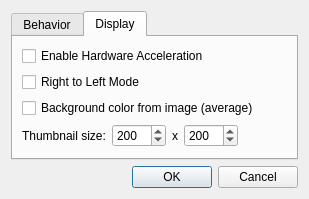
nikola-kocic/KIV, file kiv/src/widgets/settings_dialog.ui: the form before one commit.
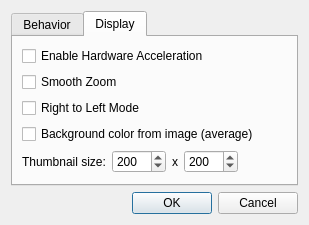
The form after the commit. The open tabs and pages were chosen to show the change.

Commit message: Add settings for zoom filter

What changed in the file:
```diff
--- a/kiv/src/widgets/settings_dialog.ui
+++ b/kiv/src/widgets/settings_dialog.ui
@@ -7,7 +7,7 @@
     <x>0</x>
     <y>0</y>
     <width>309</width>
-    <height>189</height>
+    <height>203</height>
    </rect>
   </property>
   <property name="windowTitle">
@@ -89,6 +89,13 @@
          </property>
         </widget>
        </item>
+       <item>
+        <widget class="QCheckBox" name="cbSmoothZoom">
+         <property name="text">
+          <string>Smooth Zoom</string>
+         </property>
+        </widget>
+       </item>
        <item>
         <widget class="QCheckBox" name="cbRTL">
          <property name="text">
```
The commit also changes 12 other files.
